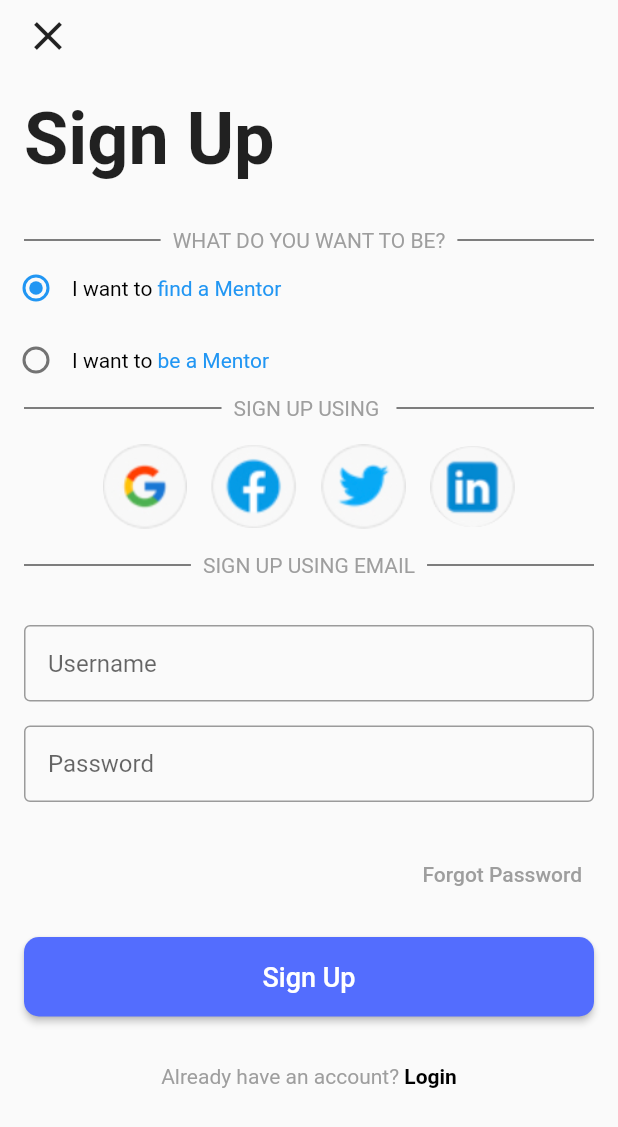
After one commit to theapphideaway/spencer_demo, a Flutter app: the screen it shows after launch, after a tap on "Sign up", on a phone screen of 412 x 824 dp. The commit adds this screen. Shown: the top 1127 px of the screen. Run offline on Flutter 3.47's test engine with Material 2 defaults, Android fonts, the light colour scheme and no system bars.

Commit message:
Added mentor, mentee, and sign up pages

```diff
--- a/lib/Login.dart
+++ b/lib/Login.dart
@@ -1,5 +1,7 @@
 import 'package:flutter/cupertino.dart';
 import 'package:flutter/material.dart';
+
+import 'SignUp.dart';
 
 class Login extends StatefulWidget{
   LoginState createState()=> LoginState();
@@ -8,9 +10,9 @@ class Login extends StatefulWidget{
 class LoginState extends State<Login>{
   @override
   Widget build(BuildContext context) {
-    return SafeArea(
-        child: Scaffold(
-        body: SingleChildScrollView(child: Container(child: Column(children: <Widget>[
+    return Scaffold(
+        body: SafeArea(
+            child: SingleChildScrollView(child: Container(child: Column(children: <Widget>[
 
           Padding(
             padding: EdgeInsets.symmetric(horizontal: 16, vertical: 64),
@@ -67,7 +69,6 @@ class LoginState extends State<Login>{
             ],
           ),
 
-
           new Row(
             children: <Widget>[
               new Expanded(
@@ -76,7 +77,6 @@ class LoginState extends State<Login>{
                     child: Divider(
                       color: Colors.black,
                     )),
-
               ),
               new Text(
                 "LOGIN USING EMAIL",
@@ -87,7 +87,6 @@ class LoginState extends State<Login>{
                     child: Divider(
                       color: Colors.black,
                     )),
-
               )
             ],
           ),
@@ -149,9 +148,13 @@ class LoginState extends State<Login>{
                 new Text(
                   "Don't have an account? ",
                   style: TextStyle(color: Colors.grey,),),
-                new Text(
-                  "Sign up",
-                  style: TextStyle(color: Colors.black, fontWeight: FontWeight.bold),),
+                GestureDetector(
+                  onTap: onSignUp,
+                  child: new Text(
+                    "Sign up",
+                    style: TextStyle(color: Colors.black, fontWeight: FontWeight.bold),),
+                ),
+
                 Expanded(child: Container()),
 
               ],
@@ -162,4 +165,8 @@ class LoginState extends State<Login>{
         )))));
   }
 
+  onSignUp(){
+    Navigator.push(context, MaterialPageRoute(builder: (context) => SignUp()));
+  }
+
 }
--- /dev/null
+++ b/lib/SignUp.dart
@@ -0,0 +1,298 @@
+import 'package:flutter/cupertino.dart';
+import 'package:flutter/material.dart';
+import 'package:way_ahead/CreateMentee.dart';
+import 'package:way_ahead/CreateMentor.dart';
+
+class SignUp extends StatefulWidget {
+  SignUpState createState() => SignUpState();
+}
+
+class SignUpState extends State<SignUp> {
+  int _radioValue = 0;
+
+  void _handleRadioValueChange(int value) {
+    setState(() {
+      _radioValue = value;
+
+      switch (_radioValue) {
+        case 0:
+          break;
+        case 1:
+          break;
+        case 2:
+          break;
+      }
+    });
+  }
+
+  @override
+  Widget build(BuildContext context) {
+    return Scaffold(
+        body: SafeArea(
+            child: SingleChildScrollView(
+                child: Container(
+                    child: Column(
+      children: <Widget>[
+        Align(
+          alignment: Alignment.centerLeft,
+          child: Padding(
+              padding: EdgeInsets.symmetric(horizontal: 16, vertical: 8),
+              child: GestureDetector(
+                onTap: () => {Navigator.pop(context)},
+                child: Icon(
+                  Icons.clear,
+                  size: 32,
+                ),
+              )),
+        ),
+        Align(
+          alignment: Alignment.centerLeft,
+          child: Padding(
+            padding: EdgeInsets.only(left: 16, top: 16, right: 16, bottom: 32),
+            child: Text(
+              "Sign Up",
+              style: TextStyle(fontSize: 48, fontWeight: FontWeight.bold),
+            ),
+          ),
+        ),
+        new Row(
+          children: <Widget>[
+            new Expanded(
+              child: new Padding(
+                  padding: EdgeInsets.only(left: 16, right: 8),
+                  child: Divider(
+                    color: Colors.black,
+                  )),
+            ),
+            new Text(
+              "WHAT DO YOU WANT TO BE?",
+              style: TextStyle(
+                color: Colors.grey,
+              ),
+            ),
+            new Expanded(
+              child: new Padding(
+                  padding: EdgeInsets.only(left: 8, right: 16),
+                  child: Divider(
+                    color: Colors.black,
+                  )),
+            )
+          ],
+        ),
+        Padding(
+          padding: EdgeInsets.symmetric(vertical: 0),
+          child: new Row(
+            children: <Widget>[
+              new Padding(
+                  padding: EdgeInsets.only(left: 0, right: 0),
+                  child: Radio(
+                    value: 0,
+                    groupValue: _radioValue,
+                    onChanged: _handleRadioValueChange,
+                  )),
+              new Text(
+                "I want to ",
+                style: TextStyle(
+                  color: Colors.black,
+                ),
+              ),
+              new Text(
+                "find a Mentor",
+                style: TextStyle(
+                  color: Colors.blue,
+                ),
+              ),
+            ],
+          ),
+        ),
+
+        Padding(
+          padding: EdgeInsets.symmetric(vertical: 0),
+          child: new Row(
+            children: <Widget>[
+              new Padding(
+                  padding: EdgeInsets.only(left: 0, right: 0),
+                  child: Radio(
+                    value: 1,
+                    groupValue: _radioValue,
+                    onChanged: _handleRadioValueChange,
+                  )),
+              new Text(
+                "I want to ",
+                style: TextStyle(
+                  color: Colors.black,
+                ),
+              ),
+              new Text(
+                "be a Mentor",
+                style: TextStyle(
+                  color: Colors.blue,
+                ),
+              ),
+            ],
+          ),
+        ),
+        new Row(
+          children: <Widget>[
+            new Expanded(
+              child: new Padding(
+                  padding: EdgeInsets.only(left: 16, right: 8),
+                  child: Divider(
+                    color: Colors.black,
+                  )),
+            ),
+            new Text(
+              "SIGN UP USING ",
+              style: TextStyle(
+                color: Colors.grey,
+              ),
+            ),
+            new Expanded(
+              child: new Padding(
+                  padding: EdgeInsets.only(left: 8, right: 16),
+                  child: Divider(
+                    color: Colors.black,
+                  )),
+            )
+          ],
+        ),
+        new Row(
+          children: <Widget>[
+            new Expanded(child: Container()),
+            Padding(
+                padding: EdgeInsets.symmetric(horizontal: 8, vertical: 16),
+                child: GestureDetector(
+                  child: Image.asset('assets/GoogleButton.png', scale: 1.2),
+                )),
+            Padding(
+              padding: EdgeInsets.symmetric(horizontal: 8, vertical: 16),
+              child: GestureDetector(
+                  child: Image.asset('assets/FacebookButton.png', scale: 1.2)),
+            ),
+            Padding(
+              padding: EdgeInsets.symmetric(horizontal: 8, vertical: 16),
+              child: GestureDetector(
+                  child: Image.asset(
+                'assets/Twitter.png',
+                scale: 1.2,
+              )),
+            ),
+            Padding(
+              padding: EdgeInsets.symmetric(horizontal: 8, vertical: 16),
+              child: GestureDetector(
+                  child: Image.asset('assets/LinkedinButton.png', scale: 1.2)),
+            ),
+            new Expanded(child: Container())
+          ],
+        ),
+        new Row(
+          children: <Widget>[
+            new Expanded(
+              child: new Padding(
+                  padding: EdgeInsets.only(left: 16, right: 8),
+                  child: Divider(
+                    color: Colors.black,
+                  )),
+            ),
+            new Text(
+              "SIGN UP USING EMAIL",
+              style: TextStyle(
+                color: Colors.grey,
+              ),
+            ),
+            new Expanded(
+              child: new Padding(
+                  padding: EdgeInsets.only(left: 8, right: 16),
+                  child: Divider(
+                    color: Colors.black,
+                  )),
+            )
+          ],
+        ),
+        Padding(
+          padding: EdgeInsets.only(
+            left: 16,
+            top: 32,
+            right: 16,
+          ),
+          child: TextField(
+            decoration: InputDecoration(
+                contentPadding: EdgeInsets.all(16),
+                hintText: "Username",
+                border: OutlineInputBorder()),
+          ),
+        ),
+        Padding(
+          padding: EdgeInsets.all(16),
+          child: TextField(
+            obscureText: true,
+            decoration: InputDecoration(
+              contentPadding: EdgeInsets.all(16),
+              hintText: "Password",
+              border: OutlineInputBorder(),
+            ),
+          ),
+        ),
+        Align(
+          alignment: Alignment.centerRight,
+          child: Padding(
+              padding: EdgeInsets.all(8),
+              child: FlatButton(
+                  child: Text(
+                "Forgot Password",
+                textAlign: TextAlign.end,
+                style: TextStyle(color: Colors.grey),
+              ))),
+        ),
+        new Container(
+          width: double.infinity,
+          child: new Padding(
+            padding: EdgeInsets.only(left: 16, top: 10, right: 16, bottom: 32),
+            child: RaisedButton(
+              shape: RoundedRectangleBorder(
+                  borderRadius: new BorderRadius.circular(10.0)),
+              padding: EdgeInsets.all(16),
+              color: Colors.indigoAccent,
+              onPressed: startQuestionaire,
+              child: Text(
+                "Sign Up",
+                style: TextStyle(
+                  fontSize: 18,
+                  color: Colors.white,
+                ),
+              ),
+            ),
+          ),
+        ),
+        new Row(
+          children: <Widget>[
+            Expanded(child: Container()),
+            new Text(
+              "Already have an account? ",
+              style: TextStyle(
+                color: Colors.grey,
+              ),
+            ),
+            new GestureDetector(
+              onTap: () => {Navigator.pop(context)},
+              child: Text(
+                "Login",
+                style:
+                    TextStyle(color: Colors.black, fontWeight: FontWeight.bold),
+              ),
+            ),
+            Expanded(child: Container()),
+          ],
+        )
+      ],
+    )))));
+  }
+
+  startQuestionaire(){
+    if(_radioValue == 0){
+      Navigator.push(context, MaterialPageRoute(builder: (context) => CreateMentee()));
+    }else{
+      Navigator.push(context, MaterialPageRoute(builder: (context) => CreateMentor()));
+    }
+  }
+}
--- a/lib/main.dart
+++ b/lib/main.dart
@@ -8,6 +8,9 @@ class MyApp extends StatelessWidget {
   @override
   Widget build(BuildContext context) {
     return MaterialApp(
+      theme: ThemeData(
+        appBarTheme: AppBarTheme(brightness: Brightness.dark)
+      ),
       home: Login(),
     );
   }
```
Also changed, not shown: lib/CreateMentee.dart (added, +164 -0 lines), lib/CreateMentor.dart (added, +164 -0 lines), assets/MenteeIcon.png (added), assets/MentorIcon.png (added), assets/QuestionIcon.png (added).
